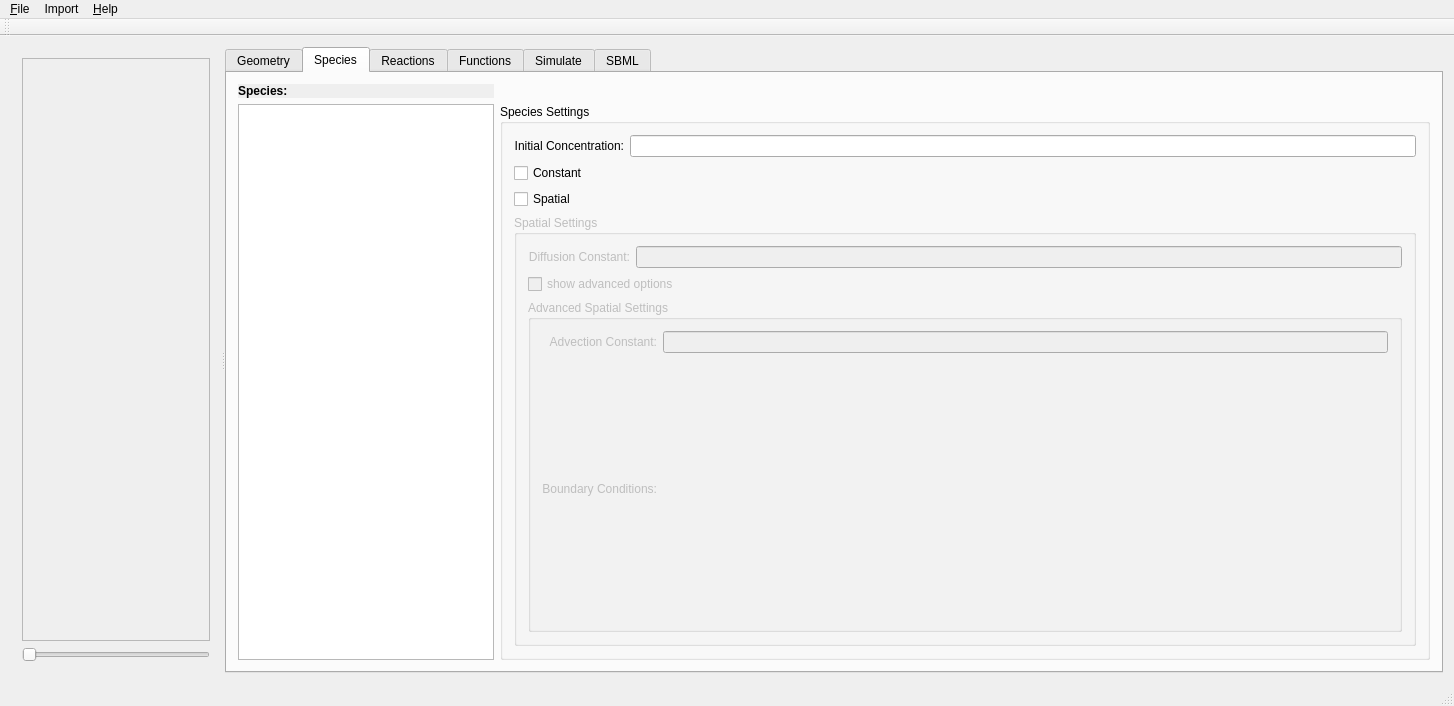
Old version of the form ui/mainwindow.ui in the repository spatial-model-editor/spatial-model-editor.
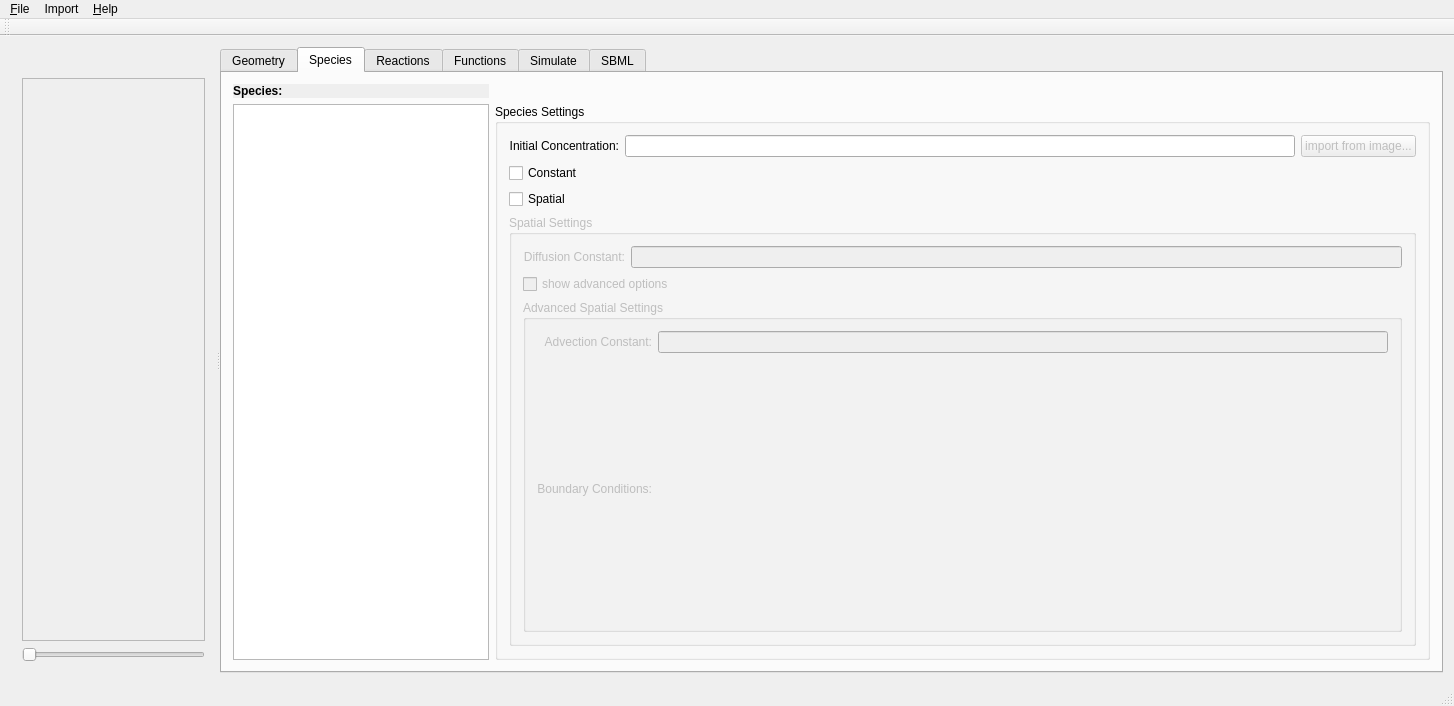
New version of the form. The open tabs and pages were chosen to show the change. Custom widgets are drawn as their Qt base class.

What changed in the file:
```diff
--- a/ui/mainwindow.ui
+++ b/ui/mainwindow.ui
@@ -22,7 +22,7 @@
       </property>
       <widget class="QWidget" name="gridLayoutWidget">
        <layout class="QGridLayout" name="gridLayout">
-        <item row="0" column="0">
+        <item row="1" column="0">
          <widget class="QLabelMousetracker" name="lblGeometry">
           <property name="sizePolicy">
            <sizepolicy hsizetype="Preferred" vsizetype="Preferred">
@@ -65,13 +65,26 @@
           </property>
          </widget>
         </item>
-        <item row="1" column="0">
+        <item row="2" column="0">
          <widget class="QSlider" name="hslideTime">
           <property name="orientation">
            <enum>Qt::Horizontal</enum>
           </property>
          </widget>
         </item>
+        <item row="0" column="0">
+         <widget class="QLabel" name="lblGeometryStatus">
+          <property name="sizePolicy">
+           <sizepolicy hsizetype="Preferred" vsizetype="Fixed">
+            <horstretch>0</horstretch>
+            <verstretch>0</verstretch>
+           </sizepolicy>
+          </property>
+          <property name="text">
+           <string/>
+          </property>
+         </widget>
+        </item>
        </layout>
       </widget>
       <widget class="QTabWidget" name="tabMain">
@@ -294,9 +307,6 @@
              <layout class="QVBoxLayout" name="verticalLayout">
               <item>
                <layout class="QGridLayout" name="gridNonSpatial">
-                <item row="0" column="1">
-                 <widget class="QLineEdit" name="txtInitialConcentration"/>
-                </item>
                 <item row="1" column="0">
                  <widget class="QCheckBox" name="chkSpeciesIsConstant">
                   <property name="toolTip">
@@ -307,15 +317,8 @@
                   </property>
                  </widget>
                 </item>
-                <item row="0" column="0">
-                 <widget class="QLabel" name="lblInitConc">
-                  <property name="text">
-                   <string>Initial Concentration:</string>
-                  </property>
-                  <property name="alignment">
-                   <set>Qt::AlignRight|Qt::AlignTrailing|Qt::AlignVCenter</set>
-                  </property>
-                 </widget>
+                <item row="0" column="1">
+                 <widget class="QLineEdit" name="txtInitialConcentration"/>
                 </item>
                 <item row="2" column="0">
                  <widget class="QCheckBox" name="chkSpeciesIsSpatial">
@@ -327,6 +330,26 @@
                   </property>
                  </widget>
                 </item>
+                <item row="0" column="0">
+                 <widget class="QLabel" name="lblInitConc">
+                  <property name="text">
+                   <string>Initial Concentration:</string>
+                  </property>
+                  <property name="alignment">
+                   <set>Qt::AlignRight|Qt::AlignTrailing|Qt::AlignVCenter</set>
+                  </property>
+                 </widget>
+                </item>
+                <item row="0" column="2">
+                 <widget class="QPushButton" name="btnImportConcentration">
+                  <property name="enabled">
+                   <bool>false</bool>
+                  </property>
+                  <property name="text">
+                   <string>import from image...</string>
+                  </property>
+                 </widget>
+                </item>
                </layout>
               </item>
               <item>
```
